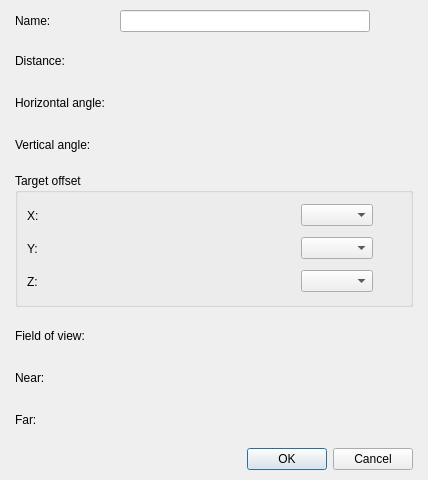
RPG-Paper-Maker/RPG-Paper-Maker, file Editor/Dialogs/Systems/dialogsystemcameraproperties.ui: the form before one commit.
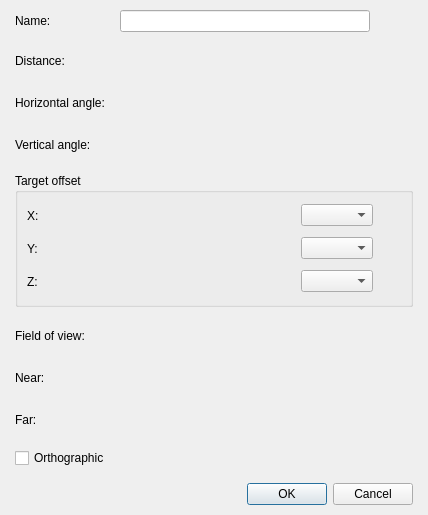
The form after the commit. Custom widgets are drawn as their Qt base class.

Commit message: Orthographic camera option

```diff
--- a/Editor/Dialogs/Systems/dialogsystemcameraproperties.ui
+++ b/Editor/Dialogs/Systems/dialogsystemcameraproperties.ui
@@ -7,7 +7,7 @@
     <x>0</x>
     <y>0</y>
     <width>428</width>
-    <height>460</height>
+    <height>489</height>
    </rect>
   </property>
   <property name="windowTitle">
@@ -319,6 +319,13 @@
          </item>
         </layout>
        </item>
+       <item>
+        <widget class="QCheckBox" name="checkBoxOrthographic">
+         <property name="text">
+          <string>Orthographic</string>
+         </property>
+        </widget>
+       </item>
       </layout>
      </item>
      <item>
```
The commit also changes 9 other files.
